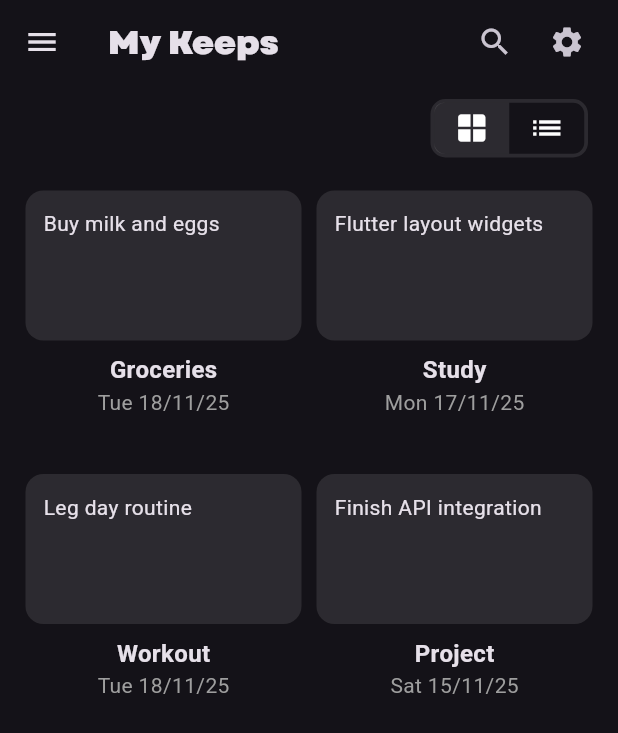
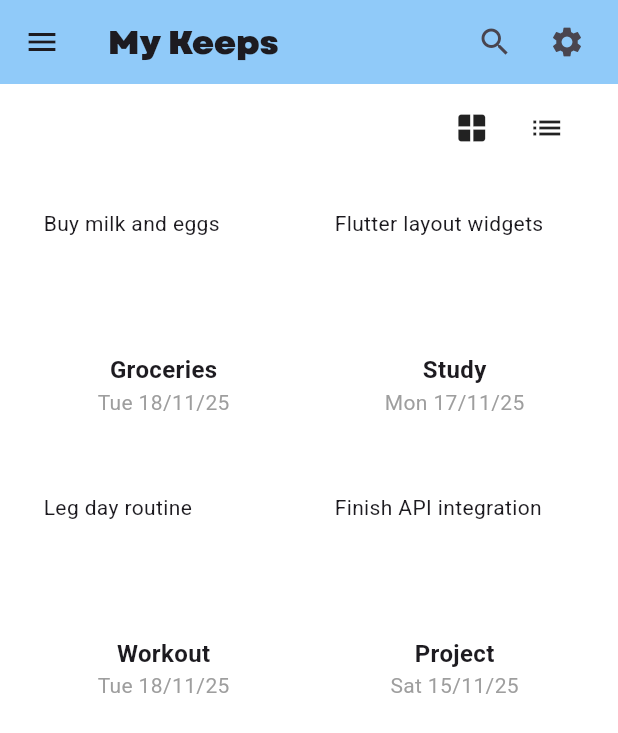
Before and after one commit to Estevanzc/flutter_project, a Flutter app: the screen it shows after launch, in the side drawer, after a tap on the "settings" icon, on a phone screen of 412 x 824 dp. Shown: the top 733 px of the screen. Run offline on Flutter 3.47's test engine with Material 3 defaults, Android fonts, the phone set to English and light mode, and no system bars.

Commit message:
dark mode

```diff
--- /dev/null
+++ b/devtools_options.yaml
@@ -0,0 +1,3 @@
+description: This file stores settings for Dart & Flutter DevTools.
+documentation: https://docs.flutter.dev/tools/devtools/extensions#configure-extension-enablement-states
+extensions:
--- a/lib/constants/config.dart
+++ b/lib/constants/config.dart
@@ -1,3 +1,24 @@
+
+import 'package:flutter/material.dart';
 
 class Config {
+  static final ThemeData lightTheme = ThemeData(
+    brightness: Brightness.light,
+    primaryColor: Colors.blue[200],
+    scaffoldBackgroundColor: Colors.white,
+    appBarTheme: AppBarTheme(
+      backgroundColor: Colors.blue[200],
+    )
+    // ... other light theme properties
+  );
+
+  static final ThemeData darkTheme = ThemeData(
+    brightness: Brightness.dark,
+    primaryColor: Colors.blue[200], // You can keep this or change it
+    scaffoldBackgroundColor: Color(0xFF121212), // Common dark background
+    appBarTheme: AppBarTheme(
+      backgroundColor: Color(0xFF1F1F1F),
+    )
+    // ... other dark theme properties
+  );
 }
--- a/lib/constants/styles.dart
+++ b/lib/constants/styles.dart
@@ -4,10 +4,11 @@ class Styles {
   static const TextStyle pageTitle = TextStyle(fontFamily: "Garet");
   static const TextStyle settingsTitle = TextStyle(
     fontWeight: FontWeight.w600,
-    fontSize: 17,
+    fontSize: 20,
     fontFamily: "Roboto",
   );
   static const TextStyle settingsOption = TextStyle(
+    fontSize: 16,
     fontWeight: FontWeight.bold,
   );
 }
--- a/lib/main.dart
+++ b/lib/main.dart
@@ -1,10 +1,15 @@
 import 'package:flutter/material.dart';
+import 'package:flutter_project/constants/config.dart';
+import 'package:flutter_project/notifiers/theme_provider.dart';
 import 'package:flutter_project/pages/home_page.dart';
 import 'package:flutter_project/pages/profile_page.dart';
 import 'package:flutter_project/pages/settings_page.dart';
+import 'package:provider/provider.dart';
 
 void main() {
-  runApp(const MyApp());
+  runApp(
+    ChangeNotifierProvider(create: (_) => ThemeProvider(), child: MyApp()),
+  );
 }
 
 class MyApp extends StatelessWidget {
@@ -12,17 +17,23 @@ class MyApp extends StatelessWidget {
 
   @override
   Widget build(BuildContext context) {
+    return Consumer<ThemeProvider>(
+      builder: (context, themeNotifier, child) {
         return MaterialApp(
           debugShowCheckedModeBanner: false,
-      theme: ThemeData(
-        primaryColor: Colors.blue[200],
-        brightness: Brightness.dark,
-      ),
+          theme: Config.lightTheme,
+          darkTheme: Config.darkTheme,
+          themeMode: themeNotifier.isSimpleDarkMode
+              ? ThemeMode.dark
+              : ThemeMode.light,
           home: Builder(
             builder: (context) {
               return Scaffold(
                 appBar: AppBar(
-              title: Text("My Keeps", style: TextStyle(fontFamily: "Garet")),
+                  title: Text(
+                    "My Keeps",
+                    style: TextStyle(fontFamily: "Garet"),
+                  ),
                   actions: [
                     IconButton(onPressed: () {}, icon: Icon(Icons.search)),
                     IconButton(
@@ -46,7 +57,11 @@ class MyApp extends StatelessWidget {
                     child: Column(
                       children: [
                         Container(
-                      padding: EdgeInsets.only(left: 16, right: 16, bottom: 15),
+                          padding: EdgeInsets.only(
+                            left: 16,
+                            right: 16,
+                            bottom: 15,
+                          ),
                           child: Text(
                             'Fast menu',
                             style: TextStyle(
@@ -108,5 +123,7 @@ class MyApp extends StatelessWidget {
             },
           ),
         );
+      },
+    );
   }
 }
--- /dev/null
+++ b/lib/notifiers/theme_provider.dart
@@ -0,0 +1,24 @@
+import 'package:flutter/material.dart';
+
+class ThemeProvider extends ChangeNotifier {
+  ThemeMode _themeMode = ThemeMode.system;
+
+  ThemeMode get themeMode => _themeMode;
+
+  bool get isDarkMode {
+    if (_themeMode == ThemeMode.system) {
+      return false;
+    } else {
+      return _themeMode == ThemeMode.dark;
+    }
+  }
+
+  ThemeMode _simpleThemeMode = ThemeMode.light;
+  ThemeMode get simpleThemeMode => _simpleThemeMode;
+  bool get isSimpleDarkMode => _simpleThemeMode == ThemeMode.dark;
+
+  void toggleTheme(bool isDark) {
+    _simpleThemeMode = isDark ? ThemeMode.dark : ThemeMode.light;
+    notifyListeners();
+  }
+}
--- a/pubspec.yaml
+++ b/pubspec.yaml
@@ -13,6 +13,7 @@ dependencies:
 
   cupertino_icons: ^1.0.8
   intl: ^0.20.2
+  provider: ^6.1.5+1
 
 dev_dependencies:
   flutter_test:
```
Also changed, not shown: lib/pages/settings_page.dart (+23 -15 lines), pubspec.lock. Lines whose indentation alone changed are shown as unchanged.
